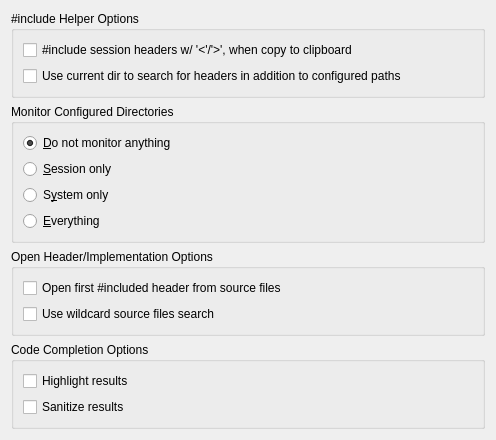
Old version of the form src/other_settings.ui in the repository zaufi/kate-cpp-helper-plugin.
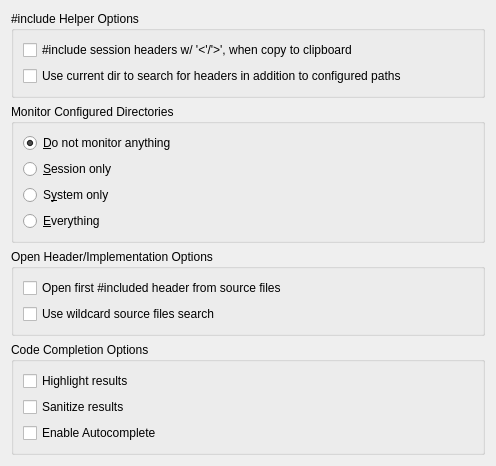
New version of the form. Custom widgets are drawn as their Qt base class.

Commit message: add autocomplete option (not functional yet)

```diff
--- a/src/other_settings.ui
+++ b/src/other_settings.ui
@@ -7,7 +7,7 @@
     <x>0</x>
     <y>0</y>
     <width>496</width>
-    <height>408</height>
+    <height>427</height>
    </rect>
   </property>
   <property name="windowTitle">
@@ -183,6 +183,13 @@
         </property>
        </widget>
       </item>
+      <item>
+       <widget class="QCheckBox" name="autocomplete">
+        <property name="text">
+         <string>Enable Autocomplete</string>
+        </property>
+       </widget>
+      </item>
      </layout>
     </widget>
    </item>
```
The commit also changes 2 other files.
